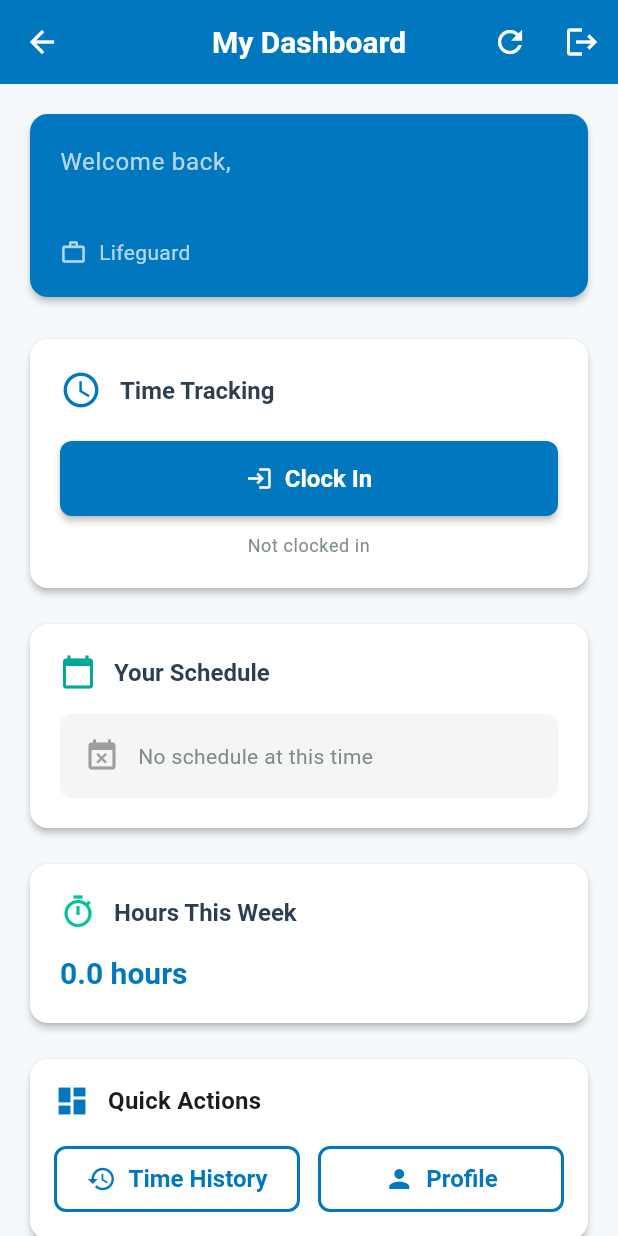
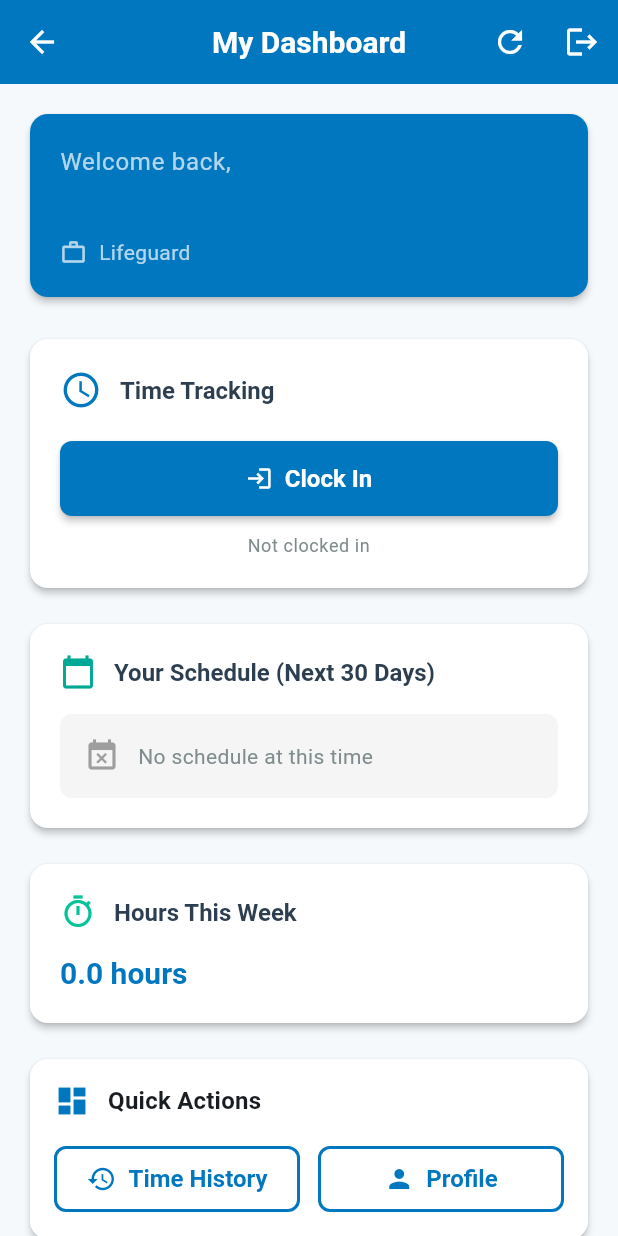
Before and after one commit to kopi111/G-Location-project-Flutter, a Flutter app: the LifeguardDashboard screen opened directly with empty values, after a tap on the "refresh" icon, on a phone screen of 412 x 824 dp. Run offline on Flutter 3.47's test engine with Material 3 defaults, Android fonts, the phone set to English and light mode, and no system bars; our stand-ins replace dio, equatable, flutter_bloc, geocoding, geolocator, hive and 2 more; accounts and stored records are empty; network calls fail.

Commit message:
Update schedule display to show 30 days
- Changed schedule date range from 7 days to 30 days
- Removed 3-item limit to show all schedules for the month
- Updated title to reflect "Next 30 Days"

🤖 Generated with [Claude Code](https://claude.com/claude-code)

Co-Authored-By: Claude <noreply@anthropic.com>

```diff
--- a/lib/screens/dashboard/lifeguard_dashboard.dart
+++ b/lib/screens/dashboard/lifeguard_dashboard.dart
@@ -89,7 +89,7 @@ class _LifeguardDashboardState extends State<LifeguardDashboard> {
   Future<void> _loadSchedule(int userId) async {
     try {
       final now = DateTime.now();
-      final endDate = now.add(const Duration(days: 7));
+      final endDate = now.add(const Duration(days: 30)); // Show 1 month of schedule
       final schedule = await _userService.getUserSchedule(
         userId,
         startDate: now,
@@ -488,7 +488,7 @@ class _LifeguardDashboardState extends State<LifeguardDashboard> {
                 ),
                 const SizedBox(width: 12),
                 Text(
-                  'Your Schedule',
+                  'Your Schedule (Next 30 Days)',
                   style: Theme.of(context).textTheme.titleLarge?.copyWith(
                         fontWeight: FontWeight.bold,
                       ),
@@ -502,7 +502,7 @@ class _LifeguardDashboardState extends State<LifeguardDashboard> {
                     ? Column(
                         crossAxisAlignment: CrossAxisAlignment.start,
                         children: [
-                          for (var schedule in (_scheduleData!['schedules'] as List).take(3))
+                          for (var schedule in (_scheduleData!['schedules'] as List))
                             Padding(
                               padding: const EdgeInsets.only(bottom: 12.0),
                               child: Container(
```
